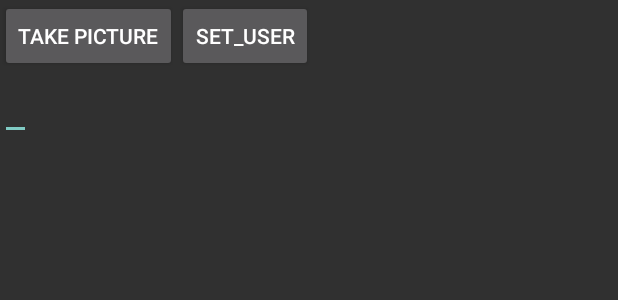
After one commit to ETS-Android2/hanium_app, an Android app: the layout activity_user_seting.xml on its own in the app's theme, with its tools: preview values and no code run, on a phone screen of 412 x 824 dp. The commit adds this screen. Shown: the top 300 px of the screen. Run offline under Robolectric (Android 15) with nearby library versions, the phone set to English and light mode, and no system bars.

Commit message:
add set_user, random_animation function

```diff
--- a/app/build.gradle
+++ b/app/build.gradle
@@ -31,6 +31,7 @@ android {
 
 dependencies {
 
+    implementation 'com.android.support:appcompat-v7:28.1.0'
     implementation 'org.eclipse.paho:org.eclipse.paho.client.mqttv3:1.2.5'
     implementation 'org.eclipse.paho:org.eclipse.paho.android.service:1.1.1'
     implementation 'androidx.appcompat:appcompat:1.3.0'
--- /dev/null
+++ b/app/src/main/res/layout/activity_user_seting.xml
@@ -0,0 +1,45 @@
+<?xml version="1.0" encoding="utf-8"?>
+<LinearLayout xmlns:android="http://schemas.android.com/apk/res/android"
+    xmlns:app="http://schemas.android.com/apk/res-auto"
+    xmlns:tools="http://schemas.android.com/tools"
+    android:layout_width="match_parent"
+    android:layout_height="match_parent"
+    android:orientation="vertical"
+    tools:context=".User_seting">
+    <LinearLayout
+        android:layout_width="match_parent"
+        android:layout_height="wrap_content"
+        android:orientation="horizontal">
+        <Button
+            android:layout_width="wrap_content"
+            android:layout_height="wrap_content"
+            android:text="Take Picture"
+            android:id="@+id/button"
+            android:onClick="onClick"
+            ></Button>
+
+        <Button
+            android:layout_width="wrap_content"
+            android:layout_height="wrap_content"
+            android:text= "Set_user"
+            android:id="@+id/set_user_btn"
+            android:onClick="onClick"
+            ></Button>
+
+    </LinearLayout>
+
+
+    <ImageView
+        android:layout_width="wrap_content"
+        android:layout_height="wrap_content"
+        android:id="@+id/photo"
+        ></ImageView>
+
+    <EditText
+        android:layout_width="wrap_content"
+        android:layout_height="wrap_content"
+        android:textColor="@color/white"
+        android:id="@+id/et_user_set"
+        ></EditText>
+
+</LinearLayout>
```
Also changed, not shown: app/src/main/AndroidManifest.xml (+21 -2 lines), app/src/main/java/com/example/app_java/Control.java (+26 -2 lines), app/src/main/java/com/example/app_java/User_seting.java (added, +265 -0 lines), app/src/main/java/com/example/app_java/appLock.java (+51 -1 lines), app/src/main/res/layout/activity_applock.xml (+16 -14 lines), app/src/main/res/layout/activity_control.xml (+2 -7 lines), app/src/main/res/xml/filepaths.xml (added, +7 -0 lines), app/src/main/res/drawable-v24/clear.PNG (added), app/src/main/res/drawable-v24/delete.PNG (added), 1 other file.
